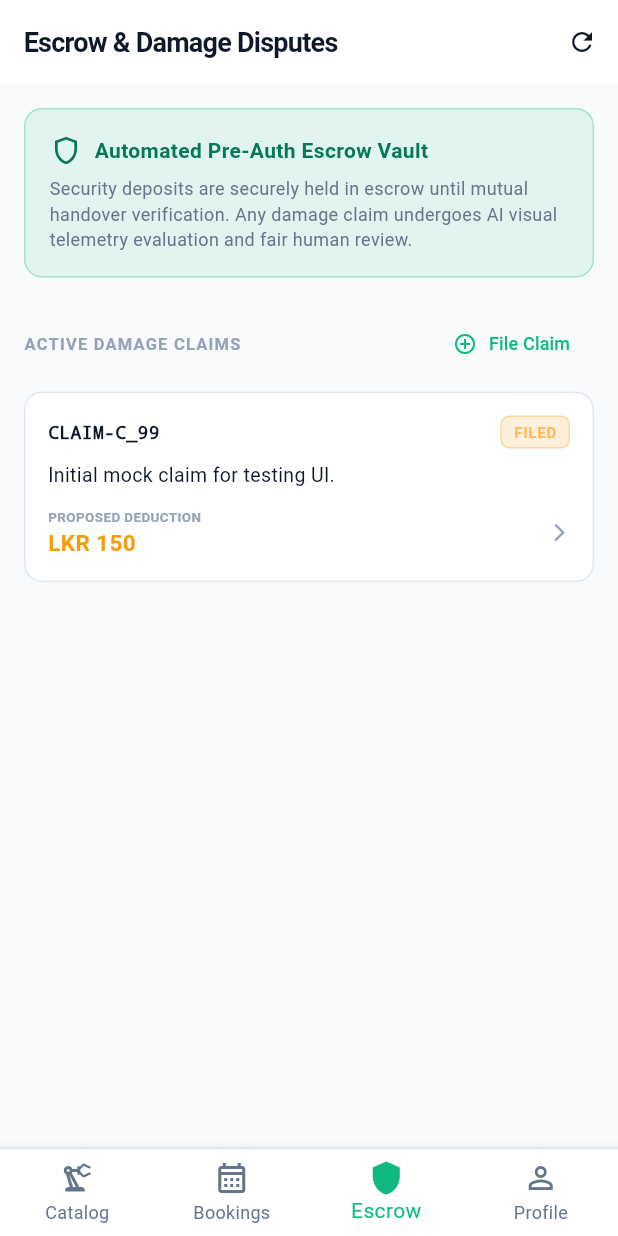
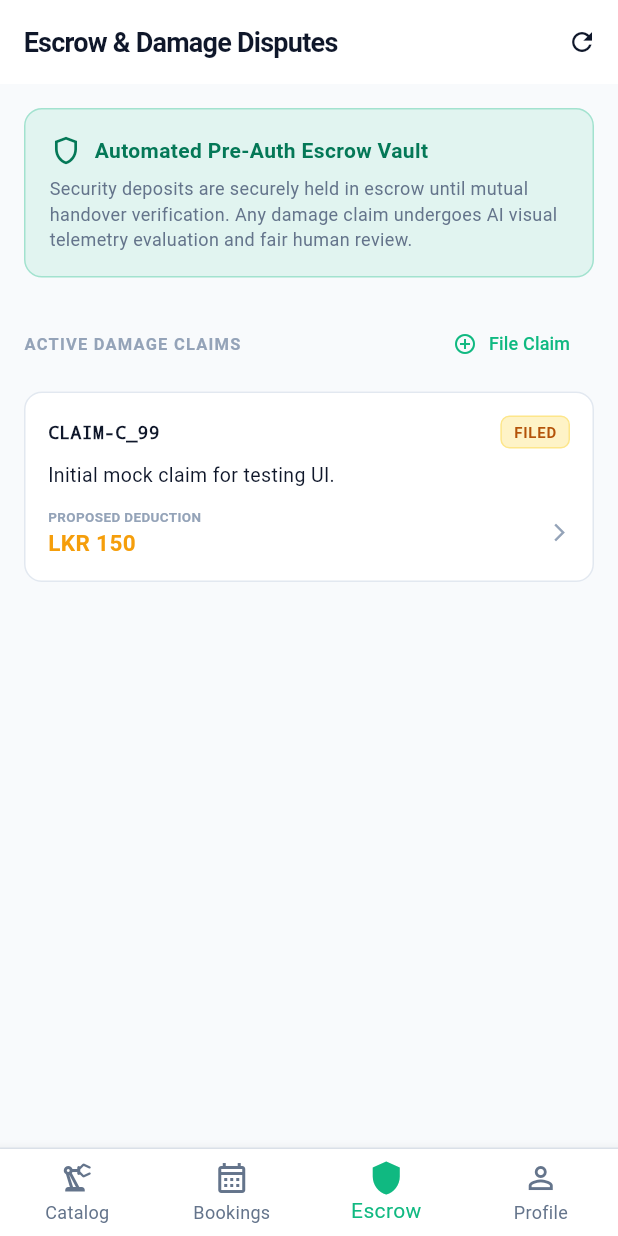
Before and after one commit to jerun276/RentaTool-mobile, a Flutter app: the screen it shows after launch, item 3 of the bottom bar chosen, on a phone screen of 412 x 824 dp. Run offline on Flutter 3.47's test engine with Material 3 defaults, Android fonts, the phone set to English and light mode, and no system bars; our stand-ins replace dio, flutter_dotenv, flutter_riverpod, flutter_secure_storage, geolocator, go_router and 3 more; missing offline and left inert: mobile_scanner; network calls fail.

Commit message:
fix(ui): improve PENDING KYC badge readability

```diff
--- a/lib/core/widgets/status_badge.dart
+++ b/lib/core/widgets/status_badge.dart
@@ -15,35 +15,38 @@ class StatusBadge extends StatelessWidget {
 
   @override
   Widget build(BuildContext context) {
+    final theme = Theme.of(context);
+    final isDark = theme.brightness == Brightness.dark;
+
     Color bg;
     Color fg;
     Color border;
 
     switch (style) {
       case BadgeStyle.success:
-        bg = AppColors.success.withValues(alpha: 0.15);
-        fg = AppColors.primaryLight;
-        border = AppColors.success.withValues(alpha: 0.3);
+        bg = isDark ? AppColors.success.withValues(alpha: 0.15) : const Color(0xFFD1FAE5);
+        fg = isDark ? AppColors.primaryLight : const Color(0xFF047857);
+        border = isDark ? AppColors.success.withValues(alpha: 0.3) : const Color(0xFFA7F3D0);
         break;
       case BadgeStyle.warning:
-        bg = AppColors.warning.withValues(alpha: 0.15);
-        fg = const Color(0xFFFFB95F);
-        border = AppColors.warning.withValues(alpha: 0.3);
+        bg = isDark ? AppColors.warning.withValues(alpha: 0.15) : const Color(0xFFFEF3C7);
+        fg = isDark ? const Color(0xFFFFB95F) : const Color(0xFFB45309);
+        border = isDark ? AppColors.warning.withValues(alpha: 0.3) : const Color(0xFFFDE68A);
         break;
       case BadgeStyle.error:
-        bg = AppColors.error.withValues(alpha: 0.15);
-        fg = const Color(0xFFFF8080);
-        border = AppColors.error.withValues(alpha: 0.3);
+        bg = isDark ? AppColors.error.withValues(alpha: 0.15) : const Color(0xFFFEE2E2);
+        fg = isDark ? const Color(0xFFFF8080) : const Color(0xFFB91C1C);
+        border = isDark ? AppColors.error.withValues(alpha: 0.3) : const Color(0xFFFECACA);
         break;
       case BadgeStyle.purple:
-        bg = AppColors.purple.withValues(alpha: 0.15);
-        fg = const Color(0xFFD0BCFF);
-        border = AppColors.purple.withValues(alpha: 0.3);
+        bg = isDark ? AppColors.purple.withValues(alpha: 0.15) : const Color(0xFFF3E8FF);
+        fg = isDark ? const Color(0xFFD0BCFF) : const Color(0xFF6D28D9);
+        border = isDark ? AppColors.purple.withValues(alpha: 0.3) : const Color(0xFFDDD6FE);
         break;
       case BadgeStyle.info:
-        bg = AppColors.info.withValues(alpha: 0.15);
-        fg = const Color(0xFF93C5FD);
-        border = AppColors.info.withValues(alpha: 0.3);
+        bg = isDark ? AppColors.info.withValues(alpha: 0.15) : const Color(0xFFDBEAFE);
+        fg = isDark ? const Color(0xFF93C5FD) : const Color(0xFF1D4ED8);
+        border = isDark ? AppColors.info.withValues(alpha: 0.3) : const Color(0xFFBFDBFE);
         break;
     }
 
```
